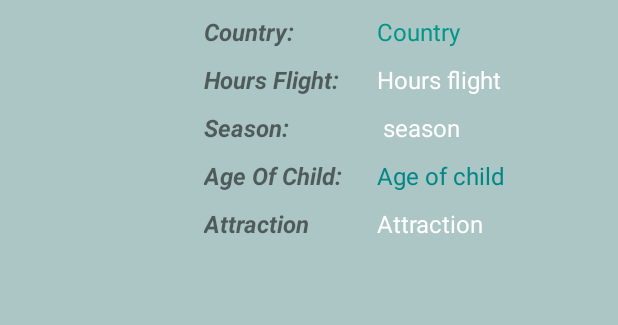
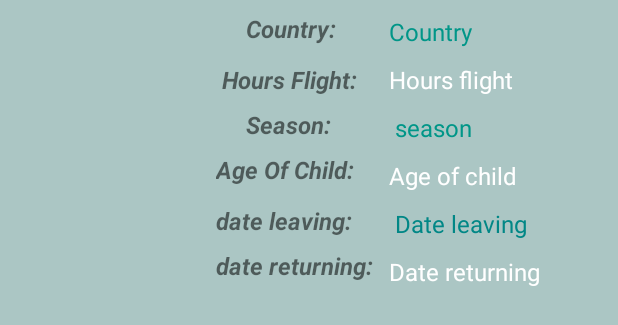
Before and after one commit to ng7897/ngAndroid, an Android app: the layout custom_layout2.xml on its own in the app's theme, with its tools: preview values and no code run, on a phone screen of 412 x 824 dp. Shown: the top 325 px of the screen. Run offline under Robolectric (Android 15) with nearby library versions, the phone set to English and light mode, and no system bars; Roboto replaces fonts that are not available here.

Commit message:
my trips finallll

```diff
--- a/app/build.gradle
+++ b/app/build.gradle
@@ -47,6 +47,7 @@ dependencies {
     implementation 'com.google.android.gms:play-services-location:21.0.1'
     implementation 'com.google.maps.android:android-maps-utils:2.2.3'
     implementation 'org.json:json:20210307'
+   // implementation 'androidx.activity:activity:1.10.1'
     testImplementation 'junit:junit:4.13.2'
     androidTestImplementation 'androidx.test.ext:junit:1.2.1'
     androidTestImplementation 'androidx.test.espresso:espresso-core:3.5.1'
--- a/app/src/main/java/com/example/tothedestination/mapMain.java
+++ b/app/src/main/java/com/example/tothedestination/customLayoutMain2.java
@@ -1,19 +1,20 @@
 package com.example.tothedestination;
 
 import android.os.Bundle;
-
 
 import androidx.appcompat.app.AppCompatActivity;
 import androidx.core.graphics.Insets;
 import androidx.core.view.ViewCompat;
 import androidx.core.view.WindowInsetsCompat;
 
-public class mapMain extends AppCompatActivity {
+public class customLayoutMain2 extends AppCompatActivity {
 
     @Override
     protected void onCreate(Bundle savedInstanceState) {
         super.onCreate(savedInstanceState);
-        setContentView(R.layout.map);
+        setContentView(R.layout.custom_layout2);
+
+
 
     }
 }
--- a/app/src/main/res/layout/custom_layout.xml
+++ b/app/src/main/res/layout/custom_layout2.xml
@@ -6,14 +6,12 @@
     android:layout_width="match_parent"
     android:layout_height="match_parent"
     android:background="#ABC6C4"
-    android:orientation="vertical"
-    tools:context=".custom_layoutMain">
-
+    tools:context=".customLayoutMain2">
 
     <ImageView
         android:id="@+id/ivProduct"
-        android:layout_width="115dp"
-        android:layout_height="134dp"
+        android:layout_width="123dp"
+        android:layout_height="170dp"
         android:layout_marginStart="4dp"
         android:layout_marginTop="8dp"
         app:layout_constraintStart_toStartOf="parent"
@@ -38,7 +36,7 @@
         android:layout_marginStart="136dp"
         android:layout_marginTop="10dp"
         android:text="season"
-        android:textColor="#FFFFFF"
+        android:textColor="#009688"
         android:textSize="16dp"
         app:layout_constraintStart_toEndOf="@+id/ivProduct"
         app:layout_constraintTop_toBottomOf="@+id/tvHoursFlight" />
@@ -50,22 +48,10 @@
         android:layout_marginStart="132dp"
         android:layout_marginTop="10dp"
         android:text="Age of child"
-        android:textColor="@color/teal_700"
+        android:textColor="@color/white"
         android:textSize="16dp"
         app:layout_constraintStart_toEndOf="@+id/ivProduct"
         app:layout_constraintTop_toBottomOf="@+id/tvSeason" />
-
-    <TextView
-        android:id="@+id/tvAttraction"
-        android:layout_width="wrap_content"
-        android:layout_height="wrap_content"
-        android:layout_marginStart="132dp"
-        android:layout_marginTop="10dp"
-        android:text="Attraction"
-        android:textColor="@color/white"
-        android:textSize="16dp"
-        app:layout_constraintStart_toEndOf="@+id/ivProduct"
-        app:layout_constraintTop_toBottomOf="@+id/tvAgeOfChild" />
 
     <TextView
         android:id="@+id/tvHoursFlight"
@@ -83,8 +69,8 @@
         android:id="@+id/hoursFlightText"
         android:layout_width="wrap_content"
         android:layout_height="wrap_content"
-        android:layout_marginStart="136dp"
-        android:layout_marginTop="10dp"
+        android:layout_marginStart="148dp"
+        android:layout_marginTop="12dp"
         android:text="Hours Flight:"
         android:textSize="16dp"
         android:textStyle="bold|italic"
@@ -95,8 +81,8 @@
         android:id="@+id/CountyText"
         android:layout_width="wrap_content"
         android:layout_height="wrap_content"
-        android:layout_marginStart="136dp"
-        android:layout_marginTop="10dp"
+        android:layout_marginStart="164dp"
+        android:layout_marginTop="8dp"
         android:text="Country:"
         android:textSize="16dp"
         android:textStyle="bold|italic"
@@ -107,8 +93,8 @@
         android:id="@+id/seasonText"
         android:layout_width="wrap_content"
         android:layout_height="wrap_content"
-        android:layout_marginStart="136dp"
-        android:layout_marginTop="10dp"
+        android:layout_marginStart="164dp"
+        android:layout_marginTop="8dp"
         android:text="Season:"
         android:textSize="16dp"
         android:textStyle="bold|italic"
@@ -119,8 +105,8 @@
         android:id="@+id/ageOfChildText"
         android:layout_width="wrap_content"
         android:layout_height="wrap_content"
-        android:layout_marginStart="136dp"
-        android:layout_marginTop="10dp"
+        android:layout_marginStart="144dp"
+        android:layout_marginTop="8dp"
         android:text="Age Of Child:"
         android:textSize="16dp"
         android:textStyle="bold|italic"
@@ -128,16 +114,51 @@
         app:layout_constraintTop_toBottomOf="@+id/seasonText" />
 
     <TextView
-        android:id="@+id/attractionText"
+        android:id="@+id/fromFinal"
         android:layout_width="wrap_content"
         android:layout_height="wrap_content"
-        android:layout_marginStart="136dp"
-        android:layout_marginTop="10dp"
-        android:text="Attraction"
+        android:layout_marginStart="144dp"
+        android:layout_marginTop="12dp"
+        android:text="date leaving:"
         android:textSize="16dp"
         android:textStyle="bold|italic"
         app:layout_constraintStart_toStartOf="parent"
         app:layout_constraintTop_toBottomOf="@+id/ageOfChildText" />
 
+    <TextView
+        android:id="@+id/toFinal"
+        android:layout_width="wrap_content"
+        android:layout_height="wrap_content"
+        android:layout_marginStart="144dp"
+        android:layout_marginTop="8dp"
+        android:text="date returning:"
+        android:textSize="16dp"
+        android:textStyle="bold|italic"
+        app:layout_constraintStart_toStartOf="parent"
+        app:layout_constraintTop_toBottomOf="@+id/fromFinal" />
+
+    <TextView
+        android:id="@+id/tvDateFrom"
+        android:layout_width="wrap_content"
+        android:layout_height="wrap_content"
+        android:layout_marginStart="136dp"
+        android:layout_marginTop="10dp"
+        android:text="Date leaving"
+        android:textColor="@color/teal_700"
+        android:textSize="16dp"
+        app:layout_constraintStart_toEndOf="@+id/ivProduct"
+        app:layout_constraintTop_toBottomOf="@+id/tvAgeOfChild" />
+
+    <TextView
+        android:id="@+id/tvDateTo"
+        android:layout_width="wrap_content"
+        android:layout_height="wrap_content"
+        android:layout_marginStart="132dp"
+        android:layout_marginTop="10dp"
+        android:text="Date returning"
+        android:textColor="@color/white"
+        android:textSize="16dp"
+        app:layout_constraintStart_toEndOf="@+id/ivProduct"
+        app:layout_constraintTop_toBottomOf="@+id/tvDateFrom" />
 
 </androidx.constraintlayout.widget.ConstraintLayout>
--- a/app/src/main/res/values/strings.xml
+++ b/app/src/main/res/values/strings.xml
@@ -12,6 +12,7 @@
     <string name="beCareful">אזהרת מסע:</string>
     <string name="secondName">שם משפחה:</string>
     <string name="email">מייל:</string>
+    <string name="myTrips">טיולים שלי:</string>
     <string name="airport">שדה תעופה:</string>
     <string name="allName">שם מלא:</string>
     <string name="country">שם המדינה:</string>
```
Also changed, not shown: app/src/main/AndroidManifest.xml (+6 -5 lines), app/src/main/java/com/example/tothedestination/TripsAdapter.java (added, +68 -0 lines), app/src/main/java/com/example/tothedestination/after_deleteMain.java (+10 -2 lines), app/src/main/java/com/example/tothedestination/myTripsMain.java (added, +91 -0 lines), app/src/main/java/com/example/tothedestination/vacation.java (+27 -0 lines), app/src/main/res/layout/after_delete.xml (+11 -2 lines), app/src/main/res/layout/map.xml (deleted, +0 -11 lines), app/src/main/res/layout/my_trips.xml (added, +36 -0 lines).
